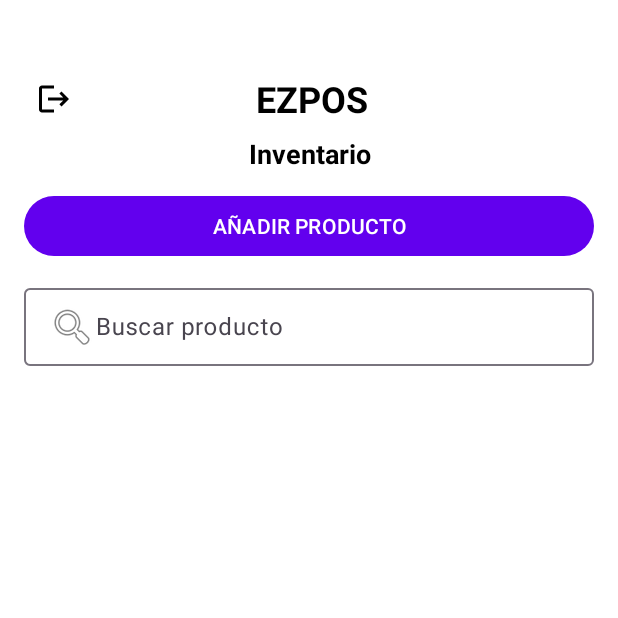
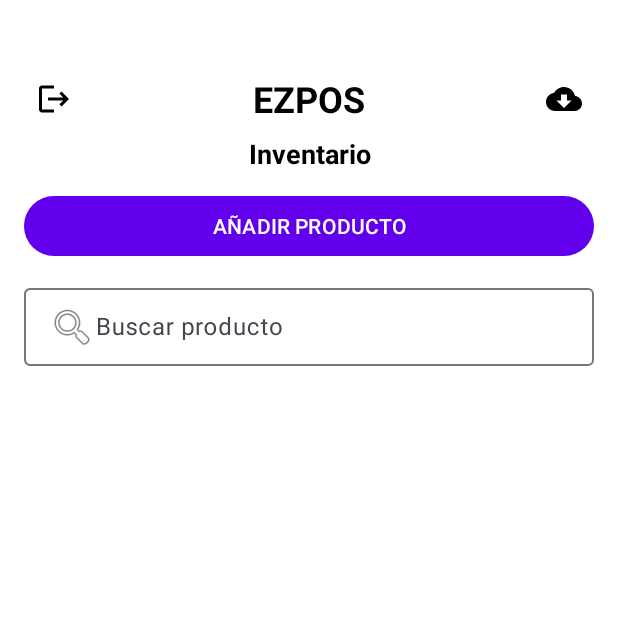
Before and after one commit to rammoon13/EZPOS, an Android app: the fragment InventarioFragment placed in its activity, on a phone screen of 412 x 824 dp, the top half of it. Run offline under Robolectric (Android 15) with nearby library versions, the phone set to English and light mode, and no system bars.

```diff
--- /dev/null
+++ b/app/src/main/res/drawable/baseline_cloud_download_24.xml
@@ -0,0 +1,5 @@
+<vector xmlns:android="http://schemas.android.com/apk/res/android" android:height="24dp" android:tint="#000000" android:viewportHeight="24" android:viewportWidth="24" android:width="24dp">
+
+    <path android:fillColor="@android:color/white" android:pathData="M19.35,10.04C18.67,6.59 15.64,4 12,4 9.11,4 6.6,5.64 5.35,8.04 2.34,8.36 0,10.91 0,14c0,3.31 2.69,6 6,6h13c2.76,0 5,-2.24 5,-5 0,-2.64 -2.05,-4.78 -4.65,-4.96zM17,13l-5,5 -5,-5h3V9h4v4h3z"/>
+
+</vector>
--- a/app/src/main/res/layout/fragment_inventario.xml
+++ b/app/src/main/res/layout/fragment_inventario.xml
@@ -29,11 +29,22 @@
             android:layout_width="0dp"
             android:layout_height="wrap_content"
             android:layout_weight="1"
-            android:text="EZPOS      "
+            android:text="EZPOS"
             android:textAlignment="center"
             android:textStyle="bold"
             android:textSize="24sp"
             android:textColor="?attr/colorOnBackground" />
+
+        <!-- Botón menú de exportar/importar -->
+        <ImageButton
+            android:id="@+id/btnMenuDatos"
+            android:layout_width="40dp"
+            android:layout_height="40dp"
+            android:background="@android:color/transparent"
+            android:padding="4dp"
+            android:contentDescription="Exportar o importar datos"
+            android:src="@drawable/baseline_cloud_download_24"
+            android:tint="?attr/colorOnBackground" />
     </LinearLayout>
 
     <TextView
--- a/app/src/main/res/layout/fragment_pedidos.xml
+++ b/app/src/main/res/layout/fragment_pedidos.xml
@@ -32,11 +32,12 @@
             android:layout_width="0dp"
             android:layout_height="wrap_content"
             android:layout_weight="1"
-            android:text="EZPOS      "
+            android:text="EZPOS     "
             android:textAlignment="center"
             android:textStyle="bold"
             android:textSize="24sp"
             android:textColor="?attr/colorOnBackground" />
+
     </LinearLayout>
 
     <!-- Subtítulo -->
```
Also changed, not shown: app/src/main/java/com/example/ezpos/InventarioFragment.java (+102 -14 lines), app/src/main/java/com/example/ezpos/PedidosFragment.java (+12 -6 lines).
